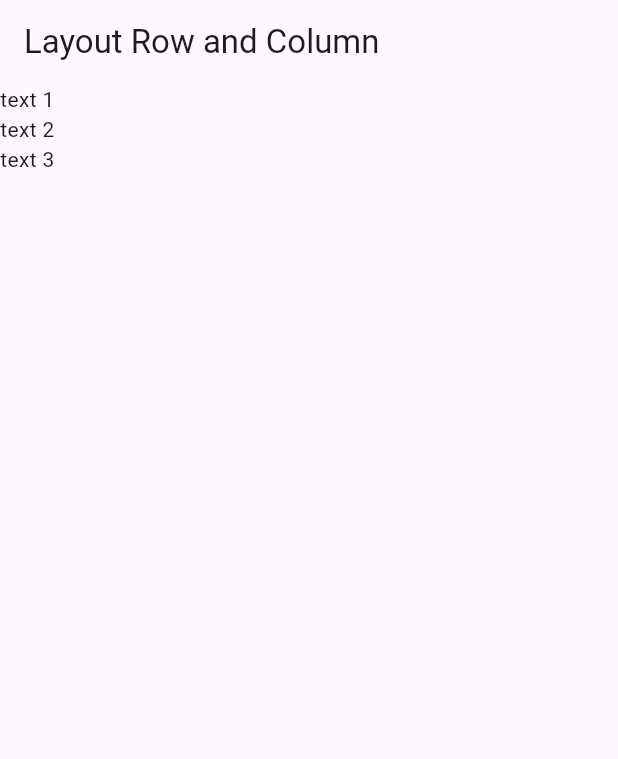
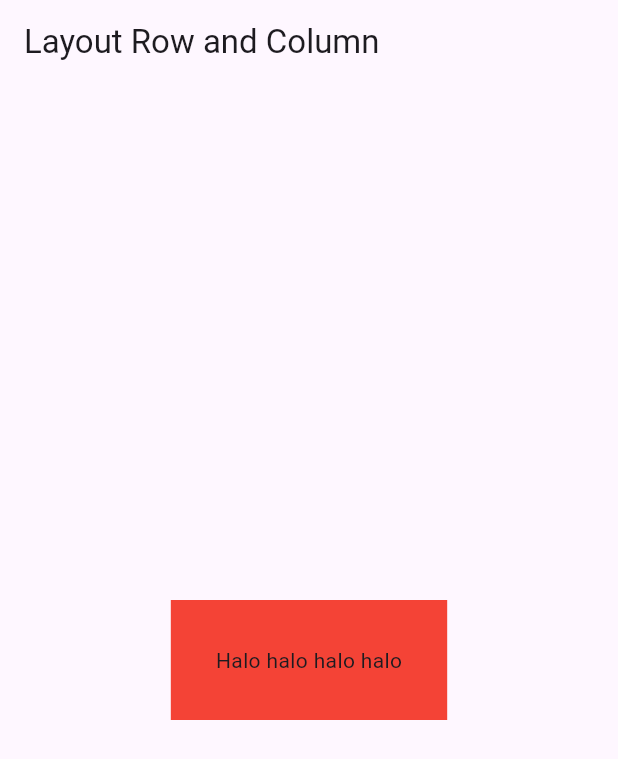
Before and after one commit to MuhammadIbnuA/layout_2, a Flutter app: the screen it shows after launch, on a phone screen of 412 x 824 dp. Shown: the top 759 px of the screen. Run offline on Flutter 3.47's test engine with Material 3 defaults, Android fonts, the phone set to English and light mode, and no system bars.

Commit message:
container

```diff
--- a/lib/main.dart
+++ b/lib/main.dart
@@ -9,14 +9,14 @@ class MyApp extends StatelessWidget {
   Widget build(BuildContext context) {
     return MaterialApp(
       home: Scaffold(
-        appBar: AppBar(title: Text("Layout Row and Column"),),
-        body: Column(
-          children: <Widget>[
-            Text("text 1"),
-            Text("text 2"),
-            Text("text 3")
-          ],
-        ),
+          appBar: AppBar(title: Text("Layout Row and Column"),),
+          body: Center(
+            child: Container(
+              child: Text('Halo halo halo halo'),
+              color: Colors.red,
+              padding: EdgeInsets.all(30),
+            ),
+          )
       ),
     );
   }
```
